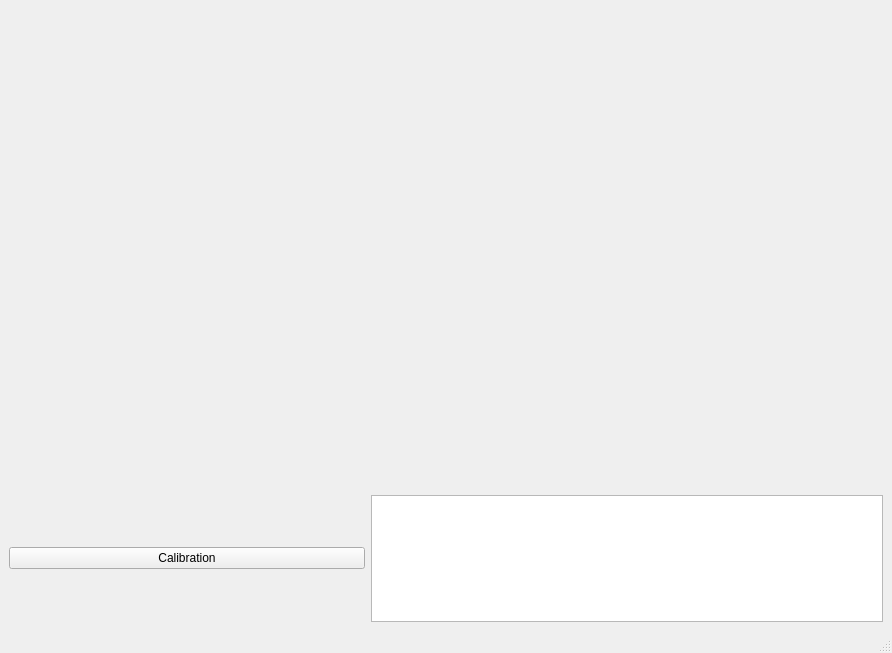
Above: CameraCalibration/mainwindow.ui from VasilevIvanVladimirovich/Camera-calibration-With-OpenCV before the change. Below: the same form after it.
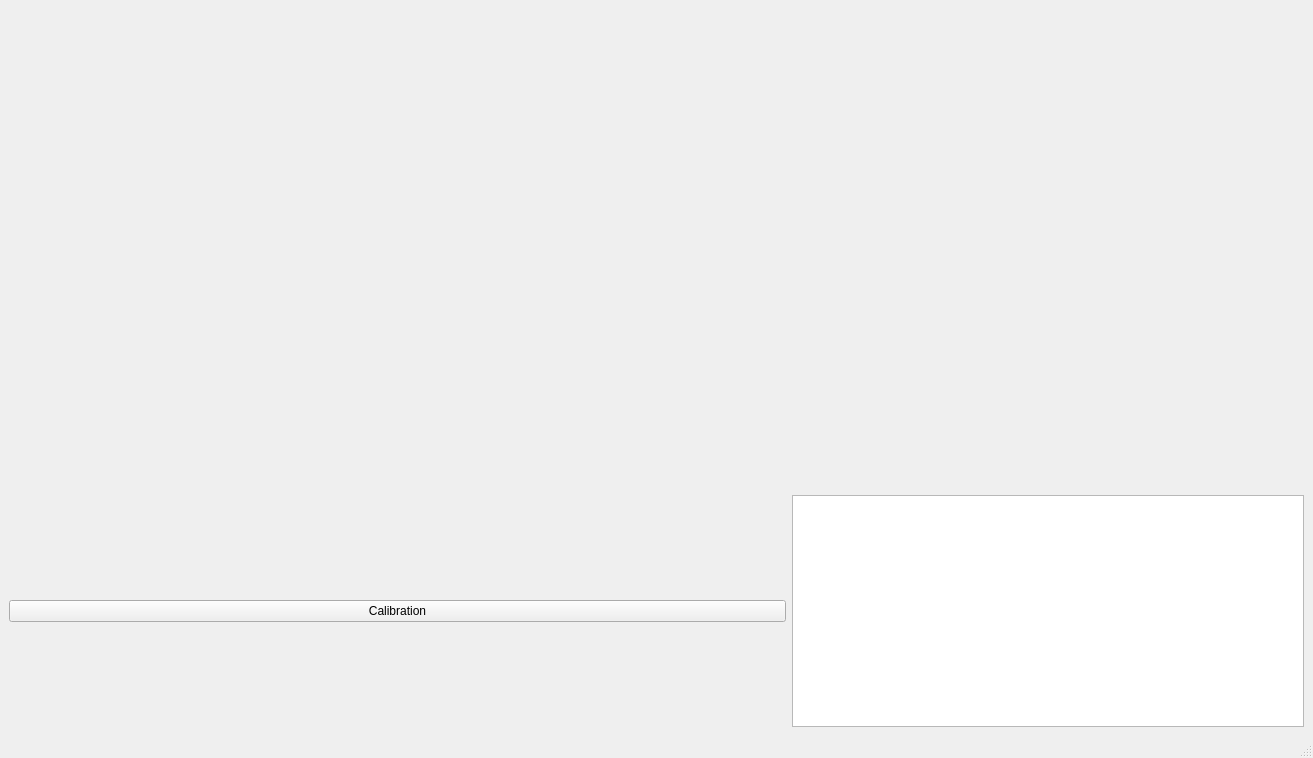
That is the form after the change.

```diff
--- a/CameraCalibration/mainwindow.ui
+++ b/CameraCalibration/mainwindow.ui
@@ -6,8 +6,8 @@
    <rect>
     <x>0</x>
     <y>0</y>
-    <width>892</width>
-    <height>653</height>
+    <width>1313</width>
+    <height>758</height>
    </rect>
   </property>
   <property name="windowTitle">
@@ -32,6 +32,25 @@
           </property>
          </widget>
         </item>
+        <item>
+         <widget class="QLabel" name="labelDebug">
+          <property name="minimumSize">
+           <size>
+            <width>640</width>
+            <height>480</height>
+           </size>
+          </property>
+          <property name="maximumSize">
+           <size>
+            <width>16777215</width>
+            <height>16777215</height>
+           </size>
+          </property>
+          <property name="text">
+           <string/>
+          </property>
+         </widget>
+        </item>
        </layout>
       </item>
      </layout>
```
Left out of the diff: 2 changed lines with no effect on the pictures.
